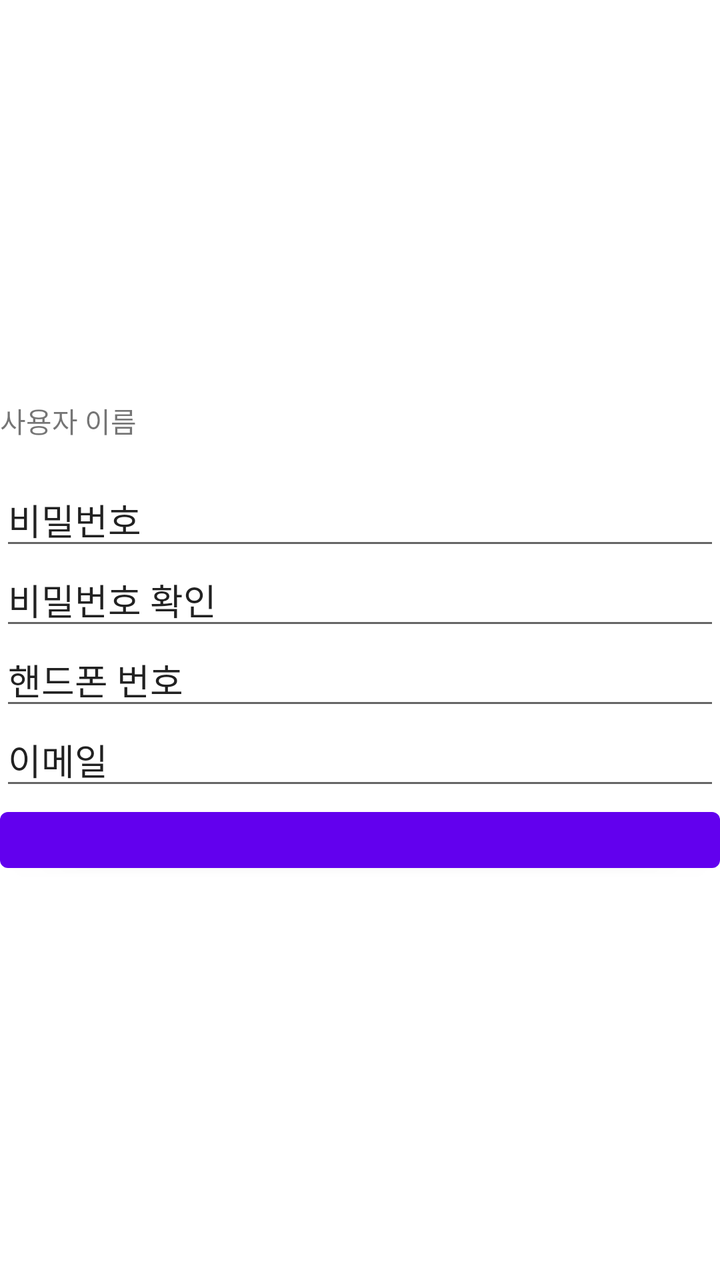
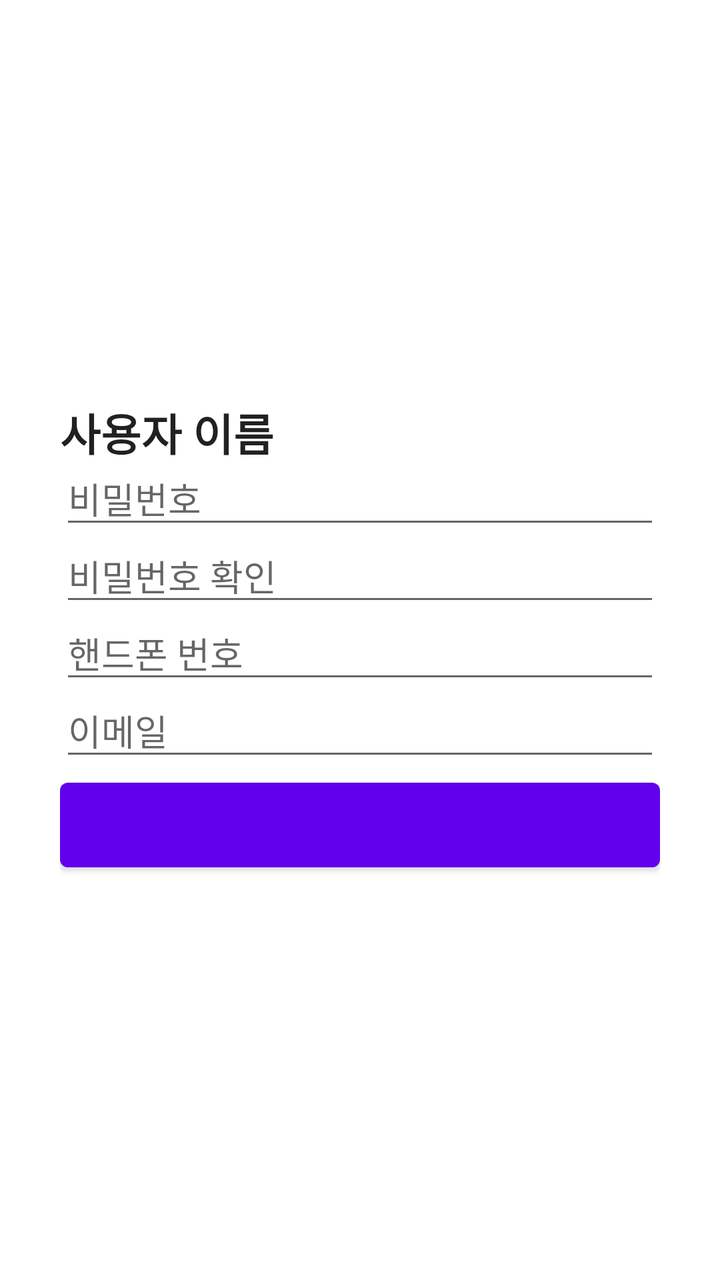

Two renders of the same Android screen: before a commit and after it. Below are the layout's source before the change and the commit's diff.
<!-- AndroidManifest.xml: application theme Theme.ReportView_003 -->
<!-- res/layout/userinfo_main.xml -->
<?xml version="1.0" encoding="utf-8"?>
<androidx.constraintlayout.widget.ConstraintLayout xmlns:android="http://schemas.android.com/apk/res/android"
    xmlns:tools="http://schemas.android.com/tools"
    android:layout_width="match_parent"
    android:layout_height="match_parent"
    xmlns:app="http://schemas.android.com/apk/res-auto">

    <LinearLayout
        android:layout_width="match_parent"
        android:layout_height="match_parent"
        android:orientation="vertical"
        app:layout_constraintBottom_toBottomOf="parent"
        app:layout_constraintEnd_toEndOf="parent"
        app:layout_constraintStart_toStartOf="parent"
        app:layout_constraintTop_toTopOf="parent"
        android:paddingBottom="200dp"
        android:paddingTop="200dp">

        <TextView
            android:id="@+id/userinfo_name"
            android:layout_width="match_parent"
            android:layout_height="0dp"
            android:layout_weight="1"
            android:text="사용자 이름" />

        <EditText
            android:id="@+id/userinfo_pw"
            android:layout_width="match_parent"
            android:layout_height="0dp"
            android:layout_weight="1"
            android:text="비밀번호" />

        <EditText
            android:id="@+id/userinfo_pw_ch"
            android:layout_width="match_parent"
            android:layout_height="0dp"
            android:layout_weight="1"
            android:text="비밀번호 확인" />

        <EditText
            android:id="@+id/userinfo_phone"
            android:layout_width="match_parent"
            android:layout_height="0dp"
            android:layout_weight="1"
            android:text="핸드폰 번호" />

        <EditText
            android:id="@+id/userinfo_email"
            android:layout_width="match_parent"
            android:layout_height="0dp"
            android:layout_weight="1"
            android:text="이메일" />

        <Button
            android:id="@+id/userinfo_button"
            android:layout_width="match_parent"
            android:layout_height="0dp"
            android:layout_weight="1" />


    </LinearLayout>

</androidx.constraintlayout.widget.ConstraintLayout>
<!-- resources referenced by this layout -->
<resources>
  <style name="Theme.ReportView_003" parent="Theme.MaterialComponents.DayNight.NoActionBar">
          
          <item name="colorPrimary">@color/purple_500</item>
          <item name="colorPrimaryVariant">@color/purple_700</item>
          <item name="colorOnPrimary">@color/white</item>
          
          <item name="colorSecondary">@color/teal_200</item>
          <item name="colorSecondaryVariant">@color/teal_700</item>
          <item name="colorOnSecondary">@color/black</item>
          
          <item name="android:statusBarColor">?attr/colorPrimaryVariant</item>
          
      </style>
  <color name="purple_500">#FF6200EE</color>
  <color name="purple_700">#FF3700B3</color>
  <color name="white">#FFFFFFFF</color>
  <color name="teal_200">#FF03DAC5</color>
  <color name="teal_700">#FF018786</color>
  <color name="black">#FF000000</color>
</resources>

<!-- the commit's change to res/layout/userinfo_main.xml (unified diff, before → after) -->
@@ -14,48 +14,52 @@
         app:layout_constraintStart_toStartOf="parent"
         app:layout_constraintTop_toTopOf="parent"
         android:paddingBottom="200dp"
-        android:paddingTop="200dp">
+        android:paddingTop="200dp"
+        android:paddingStart="30dp"
+        android:paddingEnd="30dp">
 
         <TextView
             android:id="@+id/userinfo_name"
             android:layout_width="match_parent"
             android:layout_height="0dp"
-            android:layout_weight="1"
-            android:text="사용자 이름" />
+            android:layout_weight="0.4"
+            android:text="사용자 이름"
+            android:textAppearance="@style/TextAppearance.AppCompat.Large"
+            android:textStyle="bold" />
 
         <EditText
             android:id="@+id/userinfo_pw"
             android:layout_width="match_parent"
             android:layout_height="0dp"
-            android:layout_weight="1"
-            android:text="비밀번호" />
+            android:layout_weight="0.5"
+            android:hint="비밀번호" />
 
         <EditText
             android:id="@+id/userinfo_pw_ch"
             android:layout_width="match_parent"
             android:layout_height="0dp"
-            android:layout_weight="1"
-            android:text="비밀번호 확인" />
+            android:layout_weight="0.5"
+            android:hint="비밀번호 확인" />
 
         <EditText
             android:id="@+id/userinfo_phone"
             android:layout_width="match_parent"
             android:layout_height="0dp"
-            android:layout_weight="1"
-            android:text="핸드폰 번호" />
+            android:layout_weight="0.5"
+            android:hint="핸드폰 번호" />
 
         <EditText
             android:id="@+id/userinfo_email"
             android:layout_width="match_parent"
             android:layout_height="0dp"
-            android:layout_weight="1"
-            android:text="이메일" />
+            android:layout_weight="0.5"
+            android:hint="이메일" />
 
         <Button
             android:id="@+id/userinfo_button"
             android:layout_width="match_parent"
             android:layout_height="0dp"
-            android:layout_weight="1" />
+            android:layout_weight="0.7" />
 
 
     </LinearLayout>
